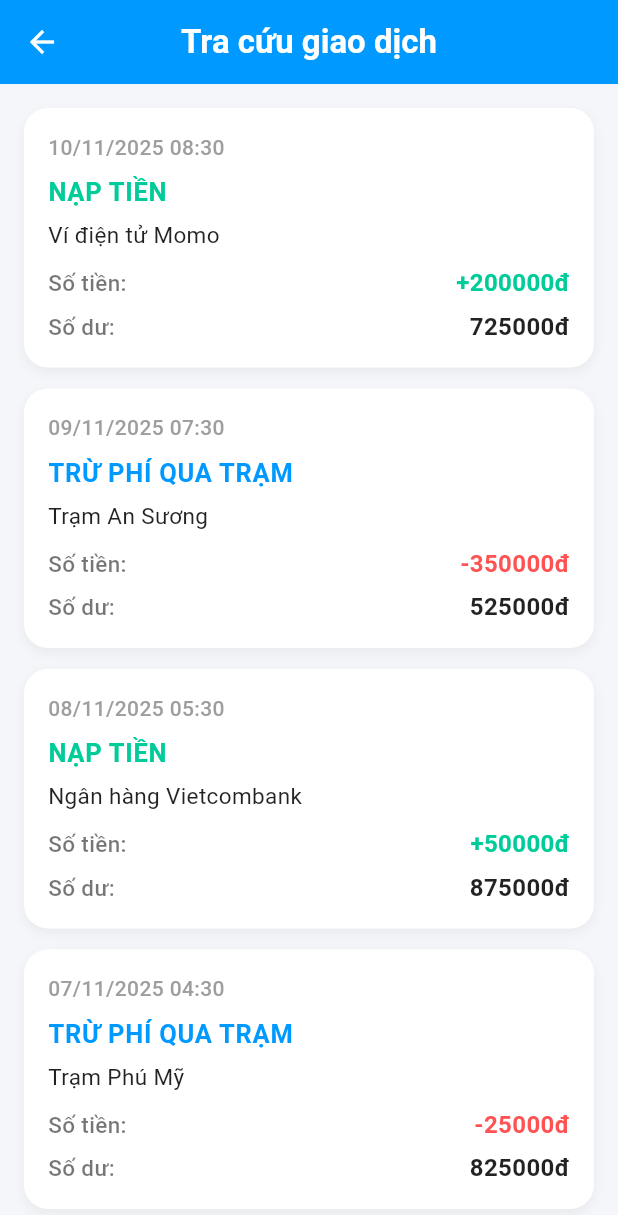
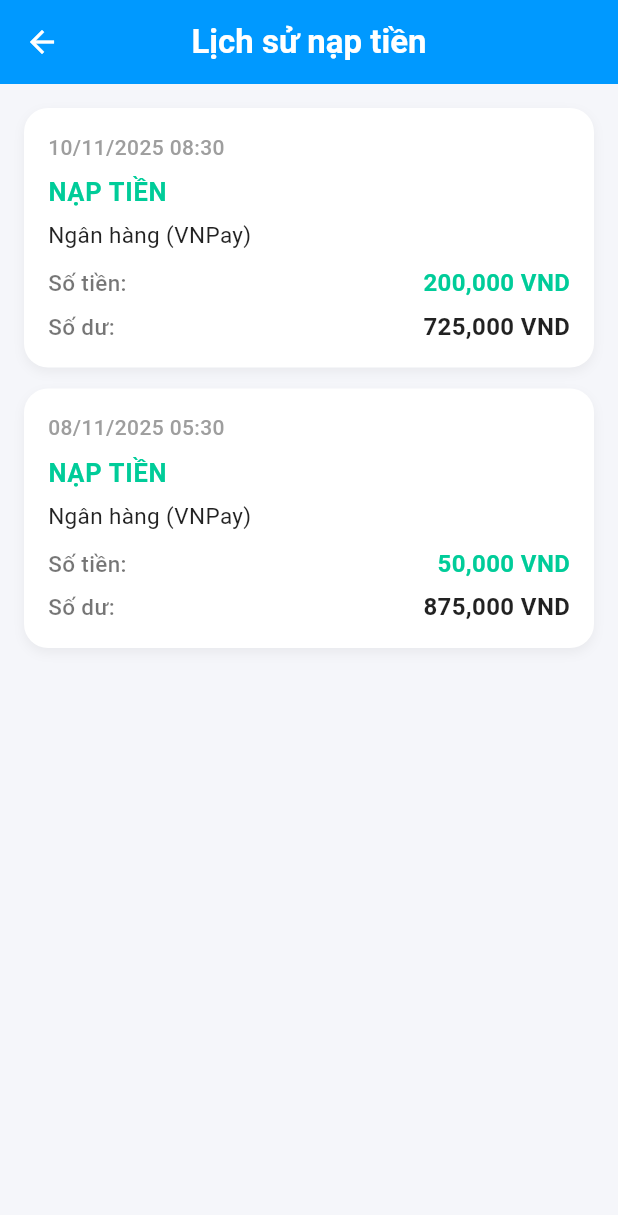
Before and after one commit to VoDuyBao-dev/ETC-Simulation-System-Mobile-Frontend, a Flutter app: the TransactionHistoryScreen screen opened directly, on a phone screen of 412 x 824 dp. Shown: the top 1215 px of the screen. Run offline on Flutter 3.47's test engine with Material 3 defaults, Android fonts, the phone set to English and light mode, and no system bars; our stand-ins replace image_picker; network calls fail.

Commit message:
Dai tong sua gd

```diff
--- a/lib/screens/home_logged_screen.dart
+++ b/lib/screens/home_logged_screen.dart
@@ -164,7 +164,7 @@ class _HomeLoggedScreenState extends State<HomeLoggedScreen> {
                   MaterialPageRoute(builder: (_) => const RechargeScreen()),
                 ),
               ),
-              _menuItem(Icons.receipt_long_rounded, "Tra cứu", "Xem giao dịch",
+              _menuItem(Icons.receipt_long_rounded, "Lịch sử nạp tiền", "Xem giao dịch",
                 onTap: () => Navigator.push(
                 context,
                 MaterialPageRoute(builder: (_) => const TransactionHistoryScreen()),
--- a/lib/screens/recharge_screen.dart
+++ b/lib/screens/recharge_screen.dart
@@ -12,7 +12,7 @@ class _RechargeScreenState extends State<RechargeScreen> {
   final Color secondaryColor = const Color(0xFF00CC99);
   final TextEditingController _amountController = TextEditingController();
 
-  String _selectedMethod = 'Ví điện tử';
+  String _selectedMethod = 'Thanh toán qua ngân hàng (VNPay)';
 
   @override
   Widget build(BuildContext context) {
@@ -59,7 +59,7 @@ class _RechargeScreenState extends State<RechargeScreen> {
                 children: const [
                   Text("Số dư hiện tại", style: TextStyle(color: Colors.white70)),
                   SizedBox(height: 6),
-                  Text("350,000đ",
+                  Text("350,000 VND",
                       style: TextStyle(
                           color: Colors.white,
                           fontSize: 28,
@@ -110,8 +110,7 @@ class _RechargeScreenState extends State<RechargeScreen> {
                 style: TextStyle(fontSize: 16, fontWeight: FontWeight.w600)),
             const SizedBox(height: 10),
 
-            _paymentMethod("Ví điện tử", Icons.account_balance_wallet_rounded),
-            _paymentMethod("Ngân hàng", Icons.account_balance_rounded),
+            _paymentMethod("Thanh toán qua ngân hàng (VNPay)", Icons.account_balance_wallet_rounded),
 
             const SizedBox(height: 30),
 
--- a/lib/screens/transaction_history_screen.dart
+++ b/lib/screens/transaction_history_screen.dart
@@ -1,22 +1,21 @@
 import 'package:flutter/material.dart';
 import 'package:intl/intl.dart';
 
-class TransactionHistoryScreen extends StatelessWidget {
-  const TransactionHistoryScreen({super.key});
+class TransactionHistoryScreen extends StatelessWidget
+{ const TransactionHistoryScreen({super.key});
 
   @override
   Widget build(BuildContext context) {
     final Color primaryColor = const Color(0xFF0099FF);
     final Color secondaryColor = const Color(0xFF00CC99);
 
-    // Dữ liệu mẫu (gồm nạp tiền và trừ tiền)
     final List<Map<String, dynamic>> transactions = [
       {
         'type': 'NẠP TIỀN',
         'amount': 200000,
         'balance': 725000,
         'time': DateTime.now().subtract(const Duration(hours: 2)),
-        'method': 'Ví điện tử Momo',
+        'method': 'Ngân hàng (VNPay)',
       },
       {
         'type': 'TRỪ PHÍ QUA TRẠM',
@@ -30,22 +29,21 @@ class TransactionHistoryScreen extends StatelessWidget {
         'amount': 50000,
         'balance': 875000,
         'time': DateTime.now().subtract(const Duration(days: 2, hours: 5)),
-        'method': 'Ngân hàng Vietcombank',
-      },
-      {
-        'type': 'TRỪ PHÍ QUA TRẠM',
-        'amount': -25000,
-        'balance': 825000,
-        'time': DateTime.now().subtract(const Duration(days: 3, hours: 6)),
-        'method': 'Trạm Phú Mỹ',
+        'method': 'Ngân hàng (VNPay)',
       },
     ];
+
+    final numberFormat = NumberFormat('#,###', 'en_US');
+
+    // Lọc chỉ lấy giao dịch NẠP TIỀN
+    final rechargeTransactions =
+    transactions.where((tx) => tx['type'] == 'NẠP TIỀN').toList();
 
     return Scaffold(
       backgroundColor: const Color(0xFFF5F6FA),
       appBar: AppBar(
         title: const Text(
-          "Tra cứu giao dịch",
+          "Lịch sử nạp tiền",
           style: TextStyle(fontWeight: FontWeight.bold),
         ),
         centerTitle: true,
@@ -55,13 +53,11 @@ class TransactionHistoryScreen extends StatelessWidget {
       ),
       body: ListView.builder(
         padding: const EdgeInsets.all(16),
-        itemCount: transactions.length,
+        itemCount: rechargeTransactions.length,
         itemBuilder: (context, index) {
-          final tx = transactions[index];
+          final tx = rechargeTransactions[index];
           final formattedTime =
           DateFormat('dd/MM/yyyy HH:mm').format(tx['time']);
-          final isRecharge = tx['amount'] > 0;
-
           return Container(
             margin: const EdgeInsets.only(bottom: 14),
             decoration: BoxDecoration(
@@ -80,7 +76,7 @@ class TransactionHistoryScreen extends StatelessWidget {
               child: Column(
                 crossAxisAlignment: CrossAxisAlignment.start,
                 children: [
-                  // 🕒 Thời gian
+                  // Thời gian
                   Text(
                     formattedTime,
                     style: const TextStyle(
@@ -90,19 +86,19 @@ class TransactionHistoryScreen extends StatelessWidget {
                   ),
                   const SizedBox(height: 8),
 
-                  // 🔹 Loại giao dịch
+                  // Loại giao dịch
                   Text(
                     tx['type'],
                     style: TextStyle(
                       fontSize: 17,
                       fontWeight: FontWeight.bold,
-                      color: isRecharge ? secondaryColor : primaryColor,
+                      color: secondaryColor,
                       letterSpacing: 0.5,
                     ),
                   ),
                   const SizedBox(height: 6),
 
-                  // 🔹 Phương thức / Trạm
+                  // Phương thức
                   Text(
                     tx['method'],
                     style: const TextStyle(
@@ -110,7 +106,7 @@ class TransactionHistoryScreen extends StatelessWidget {
                   ),
                   const SizedBox(height: 10),
 
-                  // 🔹 Số tiền
+                  // Số tiền
                   Row(
                     mainAxisAlignment: MainAxisAlignment.spaceBetween,
                     children: [
@@ -120,18 +116,17 @@ class TransactionHistoryScreen extends StatelessWidget {
                               fontWeight: FontWeight.w500,
                               color: Colors.black54)),
                       Text(
-                        "${tx['amount'] > 0 ? '+' : ''}${tx['amount']}đ",
+                        "${numberFormat.format(tx['amount'])} VND",
                         style: TextStyle(
-                          fontSize: 16,
-                          fontWeight: FontWeight.bold,
-                          color: isRecharge ? secondaryColor : Colors.redAccent,
-                        ),
+                            fontSize: 16,
+                            fontWeight: FontWeight.bold,
+                            color: secondaryColor),
                       ),
                     ],
                   ),
                   const SizedBox(height: 6),
 
-                  // 🔹 Số dư sau giao dịch
+                  // Số dư sau giao dịch
                   Row(
                     mainAxisAlignment: MainAxisAlignment.spaceBetween,
                     children: [
@@ -141,7 +136,7 @@ class TransactionHistoryScreen extends StatelessWidget {
                               fontWeight: FontWeight.w500,
                               color: Colors.black54)),
                       Text(
-                        "${tx['balance']}đ",
+                        "${numberFormat.format(tx['balance'])} VND",
                         style: const TextStyle(
                             fontSize: 16,
                             fontWeight: FontWeight.bold,
--- a/lib/screens/vehicle_screen.dart
+++ b/lib/screens/vehicle_screen.dart
@@ -386,12 +386,7 @@ class _AddVehicleScreenState extends State<AddVehicleScreen> {
                 _inputDecoration("Biển số xe", Icons.directions_car_rounded),
                 validator: (v) => v!.isEmpty ? "Nhập biển số xe" : null,
               ),
-              const SizedBox(height: 16),
-              TextFormField(
-                controller: _etagController,
-                decoration: _inputDecoration("Số E-Tag", Icons.nfc_rounded),
-                validator: (v) => v!.isEmpty ? "Nhập số E-Tag" : null,
-              ),
+
               const SizedBox(height: 16),
               const Text("Loại phương tiện",
                   style: TextStyle(fontWeight: FontWeight.w600, fontSize: 16)),
```
Also changed, not shown: lib/screens/history_screen.dart (+11 -8 lines).
